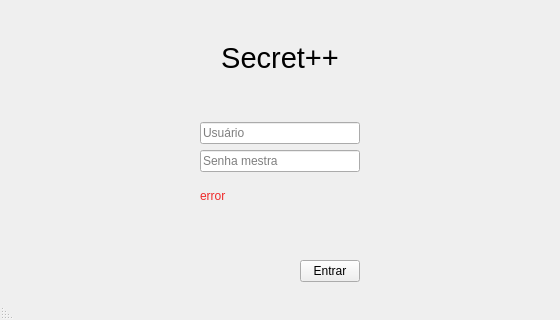
Before: the Qt Designer form src/secretpp.ui in aquelegustavo/secretpp, drawn with Qt 5.
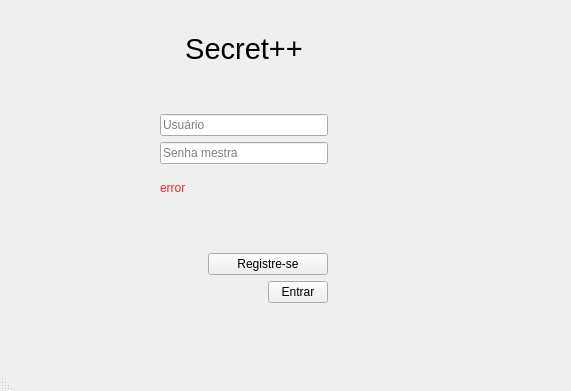
After: the same form once the commit is applied.

What changed in the file:
```diff
--- a/src/secretpp.ui
+++ b/src/secretpp.ui
@@ -6,8 +6,8 @@
    <rect>
     <x>0</x>
     <y>0</y>
-    <width>560</width>
-    <height>320</height>
+    <width>571</width>
+    <height>391</height>
    </rect>
   </property>
   <property name="windowTitle">
@@ -23,10 +23,10 @@
    <widget class="QWidget" name="verticalLayoutWidget">
     <property name="geometry">
      <rect>
-      <x>200</x>
-      <y>40</y>
-      <width>160</width>
-      <height>242</height>
+      <x>160</x>
+      <y>30</y>
+      <width>168</width>
+      <height>273</height>
      </rect>
     </property>
     <layout class="QVBoxLayout" name="verticalLayout">
@@ -134,6 +134,22 @@
        </property>
       </spacer>
      </item>
+     <item>
+      <widget class="QPushButton" name="signUpButton">
+       <property name="maximumSize">
+        <size>
+         <width>120</width>
+         <height>16777215</height>
+        </size>
+       </property>
+       <property name="text">
+        <string>Registre-se</string>
+       </property>
+       <property name="checkable">
+        <bool>false</bool>
+       </property>
+      </widget>
+     </item>
      <item>
       <widget class="QPushButton" name="loginButton">
        <property name="maximumSize">
```
Left out of the diff: 2 changed lines with no effect on the pictures.
